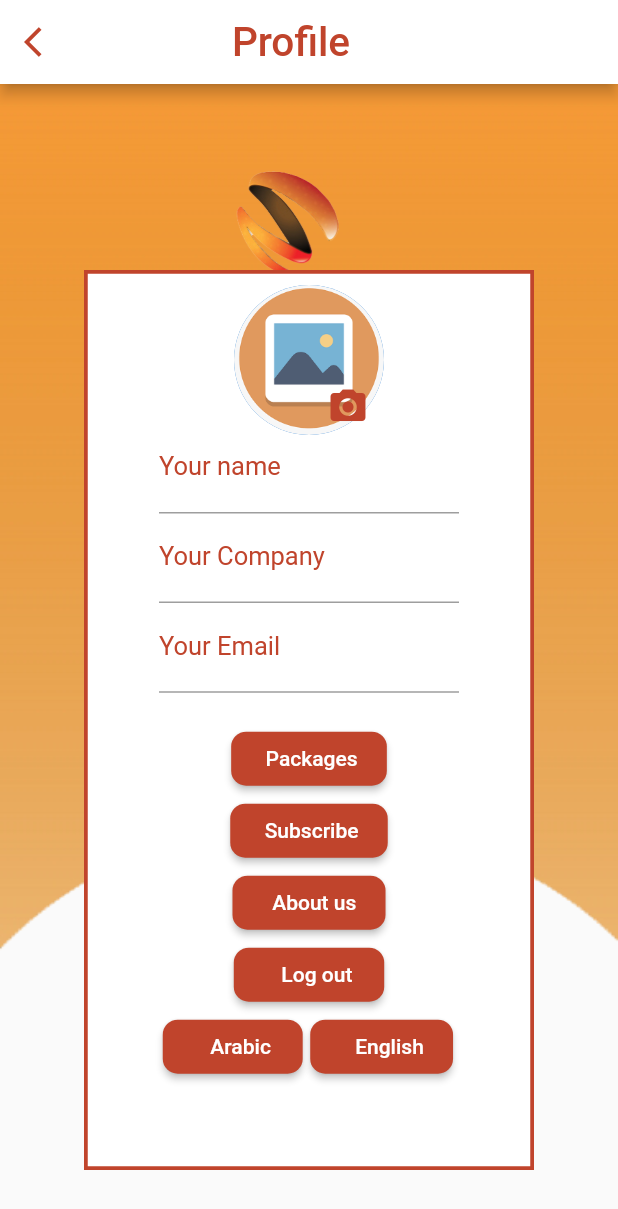
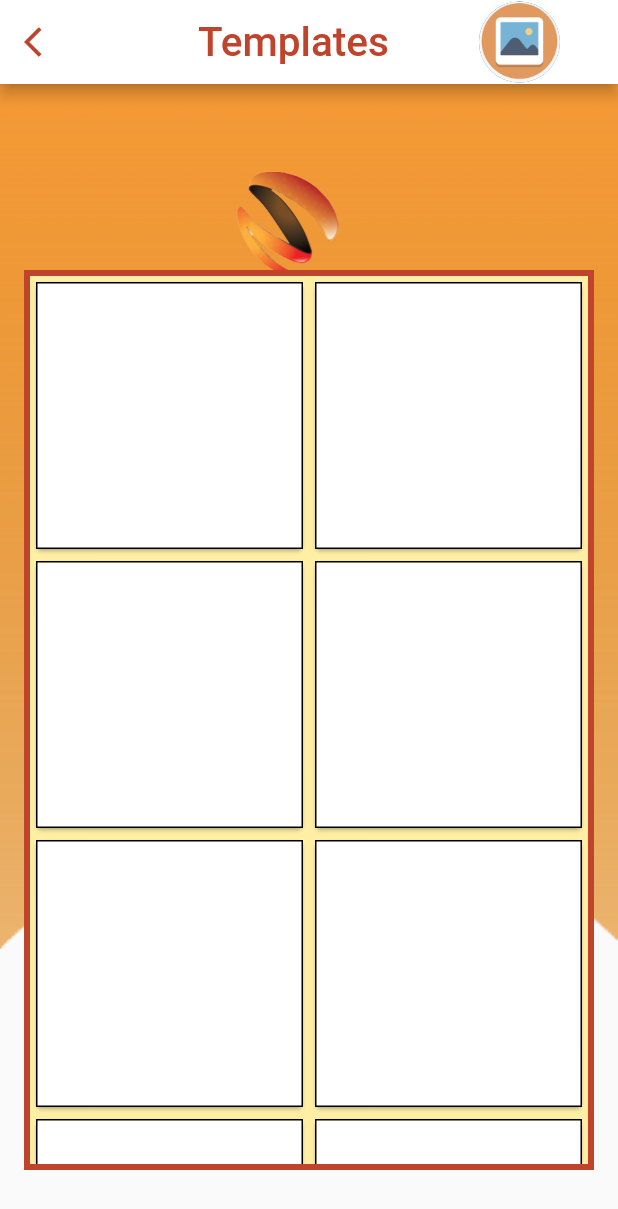
Before and after one commit to miroohussein/Mengo, a Flutter app: the screen it shows after launch, on a phone screen of 412 x 824 dp. Shown: the top 1209 px of the screen. Run offline on Flutter 3.47's test engine with Material 2 defaults, Android fonts, the phone set to English and light mode, and no system bars.

Commit message:
logo and templates

```diff
--- a/mengo/lib/main.dart
+++ b/mengo/lib/main.dart
@@ -1,11 +1,13 @@
 import 'package:flutter/material.dart';
 import 'package:mengo/colors/colors.dart';
+import 'package:mengo/ui/logo/logoPage.dart';
 import 'package:mengo/ui/profile/profile.dart';
+import 'package:mengo/ui/templates/templates.dart';
 
 
 void main() {
   runApp(MaterialApp(debugShowCheckedModeBanner: false,
-      home: Profile()));
+      home: Templates()));
 }
 
 class Mengo extends StatelessWidget {
--- a/mengo/lib/ui/logo/logoPage.dart
+++ b/mengo/lib/ui/logo/logoPage.dart
@@ -0,0 +1,17 @@
+import 'package:flutter/material.dart';
+
+class LogoPage extends StatelessWidget {
+  const LogoPage({Key? key}) : super(key: key);
+
+  @override
+  Widget build(BuildContext context) {
+    return Scaffold(
+      body: Container(
+        decoration: BoxDecoration(
+          image:DecorationImage(image: AssetImage("assets/logoScreen.png"),fit: BoxFit.cover),
+        ),),
+
+
+    );
+  }
+}
--- /dev/null
+++ b/mengo/lib/ui/templates/templates.dart
@@ -0,0 +1,92 @@
+import 'package:flutter/material.dart';
+import 'package:mengo/colors/colors.dart';
+
+class Templates extends StatefulWidget {
+
+
+  @override
+  _TemplatesState createState() => _TemplatesState();
+}
+
+class _TemplatesState extends State<Templates> {
+  @override
+  Widget build(BuildContext context) {
+    return Scaffold(appBar: AppBar(backgroundColor:MengoColors.white,
+      leading: IconButton(
+
+          onPressed: ()
+          { },
+          icon: Icon(
+            Icons.arrow_back_ios,
+            color: MengoColors.mainOrange,
+          )),
+
+      title:
+         Row(
+           children:[
+
+         Center(child: Padding(
+           padding: const EdgeInsets.only(left: 60,),
+           child: Text("Templates",style: TextStyle(color: MengoColors.mainOrange,fontSize: 27),),
+         )),
+               Padding(
+                 padding: const EdgeInsets.only(left: 60),
+                 child: CircleAvatar(radius: 27,backgroundImage: AssetImage("assets/gallery.png"),),
+               ),
+      ],
+      ),
+    ),
+    body:
+    Stack(
+      children: [
+        Container(
+          decoration: BoxDecoration(
+            image:DecorationImage(image: AssetImage("assets/mainBackground.png"),fit: BoxFit.cover),
+          ),),
+        Padding(
+          padding: const EdgeInsets.only(bottom: 95),
+          child: Container(
+            margin: const EdgeInsets.fromLTRB(85, 0, 0, 500),
+            width: 200,
+            height: 200,
+            decoration: BoxDecoration(
+              image:DecorationImage(image: AssetImage("assets/logo.png"),),
+            ),),
+        ),
+        Center(child: SingleChildScrollView(
+
+          child: Container(
+
+            margin: const EdgeInsets.fromLTRB(0, 100, 0, 20),
+            width: 380,height: 600,
+            decoration: BoxDecoration(color: Color(0xFFFFEFA5),border: Border.all(color:MengoColors.mainOrange,width: 4)
+
+    ),
+             child: GridView.count(
+               crossAxisCount:2,
+               children: List.generate(10, (index){
+
+                 return new Card(
+                 child:Container(
+                   decoration: BoxDecoration(
+                     border: Border.all(),
+                     color: Colors.white,
+                   ),
+                 child:new Text(""),
+                 )
+
+                 );
+             }
+
+             ),
+
+    ),
+
+    ),
+    ),
+             ),
+    ],
+      ),
+    );
+  }
+}
--- a/mengo/pubspec.yaml
+++ b/mengo/pubspec.yaml
@@ -49,6 +49,7 @@ flutter:
     - assets/
     - assets/
     - assets/
+    - assets/
   #   - images/a_dot_ham.jpeg
 
   # An image asset can refer to one or more resolution-specific "variants", see
```
Also changed, not shown: mengo/lib/ui/profile/profile.dart (+2 -36 lines), mengo/assets/logoScreen.png (added), 10 other files.
